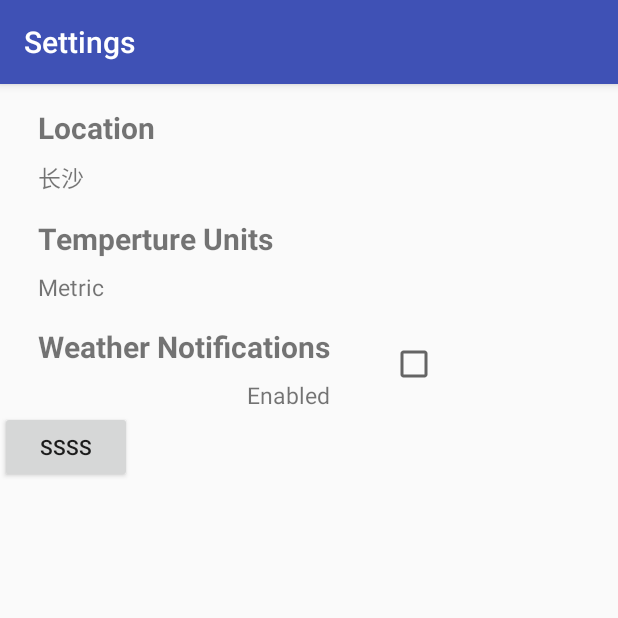
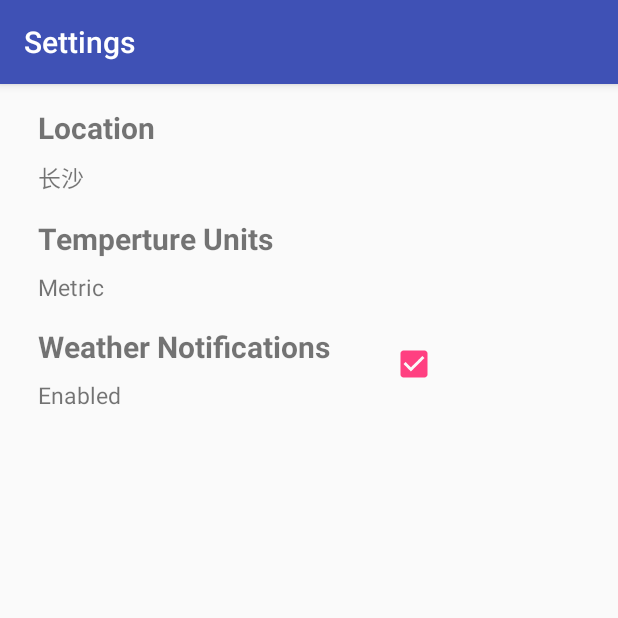
Before and after one commit to HuangDanGeeker/WeatherForecast, an Android app: the SettingsActivity screen opened directly, with no data from a screen before it, on a phone screen of 412 x 824 dp, the top half of it. Run offline under Robolectric (Android 15) with nearby library versions, the phone set to English and light mode, and no system bars.

Commit message:
修改SettingsActivity的界面;为其中的CeckBox添加部分响应代码

```diff
--- a/app/src/main/java/wang/com/weatherforecast/SettingsActivity.java
+++ b/app/src/main/java/wang/com/weatherforecast/SettingsActivity.java
@@ -40,8 +40,11 @@ public class SettingsActivity extends AppCompatActivity {
             @Override
             public void onCheckedChanged(CompoundButton buttonView, boolean isChecked) {
                 if(isChecked){
-                    //TODO
+                    enableNotifyTextView.setText("Enabled");
+                }else{
+                    enableNotifyTextView.setText("Disabled");
                 }
+                //TODO send broadcast
             }
         });
 
--- a/app/src/main/res/layout/activity_settings.xml
+++ b/app/src/main/res/layout/activity_settings.xml
@@ -62,21 +62,17 @@
             android:layout_gravity="fill"
             android:layout_marginLeft="40dp"
             android:layout_marginTop="10dp"
+            android:checked="true"
             />
         <TextView
             style="@style/settings_item_attr"
             android:text="Enabled"
             android:layout_columnSpan="1"
             android:layout_rowSpan="1"
-            android:layout_gravity="right"
+            android:layout_gravity="fill"
             android:id="@+id/enableNotifyTextView"
             android:layout_width="wrap_content"
             android:layout_height="wrap_content" />
     </GridLayout>
 
-    <Button
-        android:id="@+id/btn"
-        android:text="ssss"
-        android:layout_width="wrap_content"
-        android:layout_height="wrap_content" />
 </LinearLayout>
```
